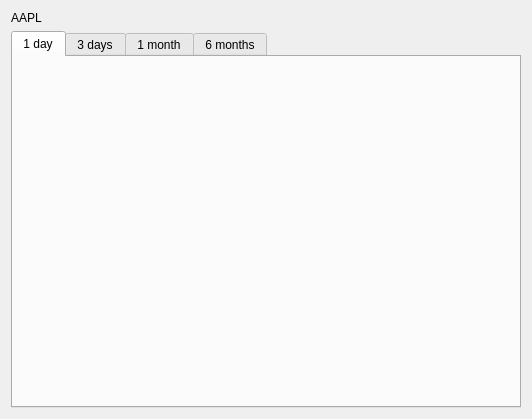
The window that src/gui/stockdashboard.ui (guruprerana/trading-platform-pp) describes before a commit, drawn with Qt 5.
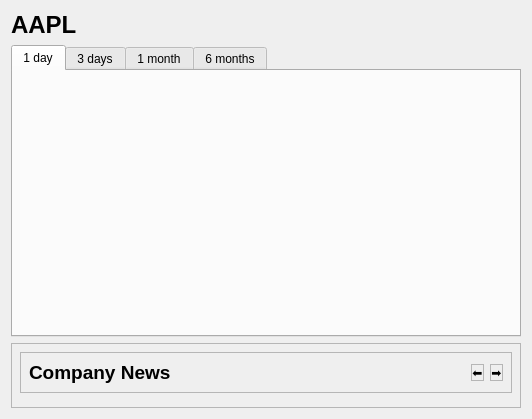
The same window after the commit.

Commit message: Add company news

Patch:
```diff
--- a/src/gui/stockdashboard.ui
+++ b/src/gui/stockdashboard.ui
@@ -28,6 +28,13 @@
        <verstretch>0</verstretch>
       </sizepolicy>
      </property>
+     <property name="font">
+      <font>
+       <pointsize>18</pointsize>
+       <weight>75</weight>
+       <bold>true</bold>
+      </font>
+     </property>
      <property name="text">
       <string>AAPL</string>
      </property>
@@ -69,6 +76,86 @@
        </widget>
       </widget>
      </item>
+     <item>
+      <widget class="QWidget" name="widget" native="true">
+       <property name="styleSheet">
+        <string notr="true">border: 1px solid rgb(182, 182, 182);</string>
+       </property>
+       <layout class="QVBoxLayout" name="verticalLayout_7">
+        <item>
+         <widget class="QWidget" name="widget_3" native="true">
+          <property name="styleSheet">
+           <string notr="true">border: none;
+QLayout: {
+	margin: 0px;
+	padding: 0px;
+}
+</string>
+          </property>
+          <layout class="QHBoxLayout" name="horizontalLayout_2">
+           <item>
+            <widget class="QLabel" name="label">
+             <property name="font">
+              <font>
+               <pointsize>14</pointsize>
+               <weight>75</weight>
+               <bold>true</bold>
+              </font>
+             </property>
+             <property name="styleSheet">
+              <string notr="true">border: none;</string>
+             </property>
+             <property name="text">
+              <string>Company News</string>
+             </property>
+            </widget>
+           </item>
+           <item>
+            <spacer name="horizontalSpacer">
+             <property name="orientation">
+              <enum>Qt::Horizontal</enum>
+             </property>
+             <property name="sizeHint" stdset="0">
+              <size>
+               <width>40</width>
+               <height>20</height>
+              </size>
+             </property>
+            </spacer>
+           </item>
+           <item>
+            <widget class="QPushButton" name="leftButton">
+             <property name="text">
+              <string>⬅️</string>
+             </property>
+            </widget>
+           </item>
+           <item>
+            <widget class="QPushButton" name="rightButton">
+             <property name="text">
+              <string>➡️</string>
+             </property>
+            </widget>
+           </item>
+          </layout>
+         </widget>
+        </item>
+        <item>
+         <widget class="QStackedWidget" name="stackedWidget">
+          <property name="sizePolicy">
+           <sizepolicy hsizetype="Preferred" vsizetype="Fixed">
+            <horstretch>0</horstretch>
+            <verstretch>0</verstretch>
+           </sizepolicy>
+          </property>
+          <property name="styleSheet">
+           <string notr="true">border: none;</string>
+          </property>
+         </widget>
+        </item>
+       </layout>
+      </widget>
+     </item>
     </layout>
    </item>
   </layout>
```
The commit also changes 8 other files.
